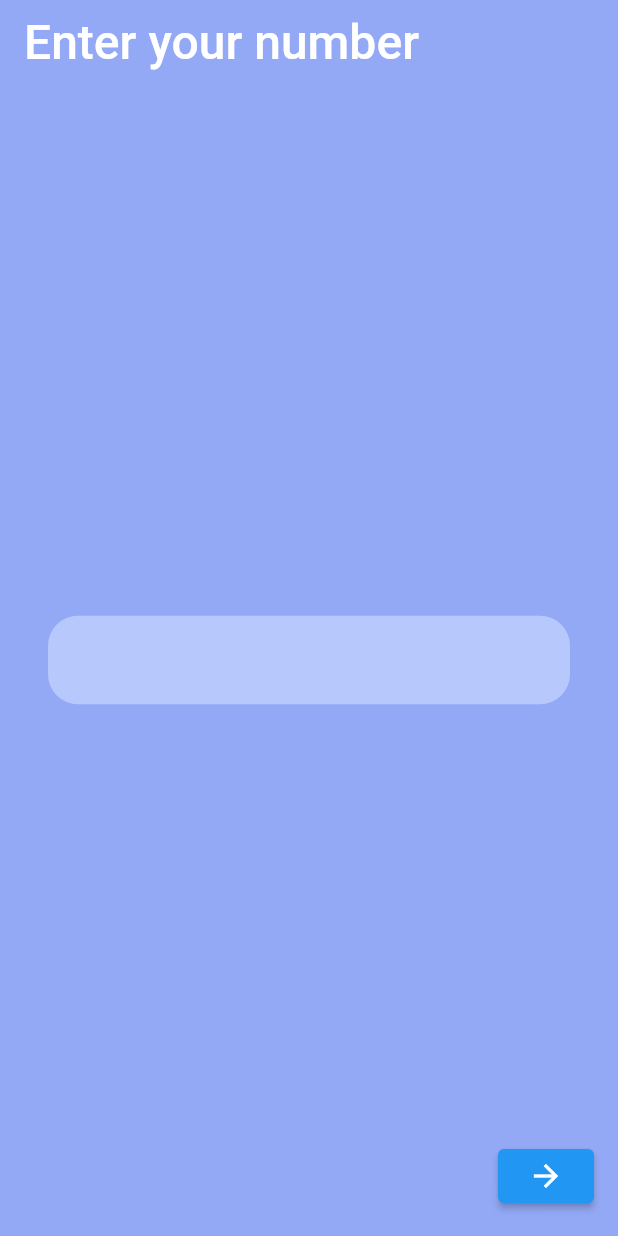
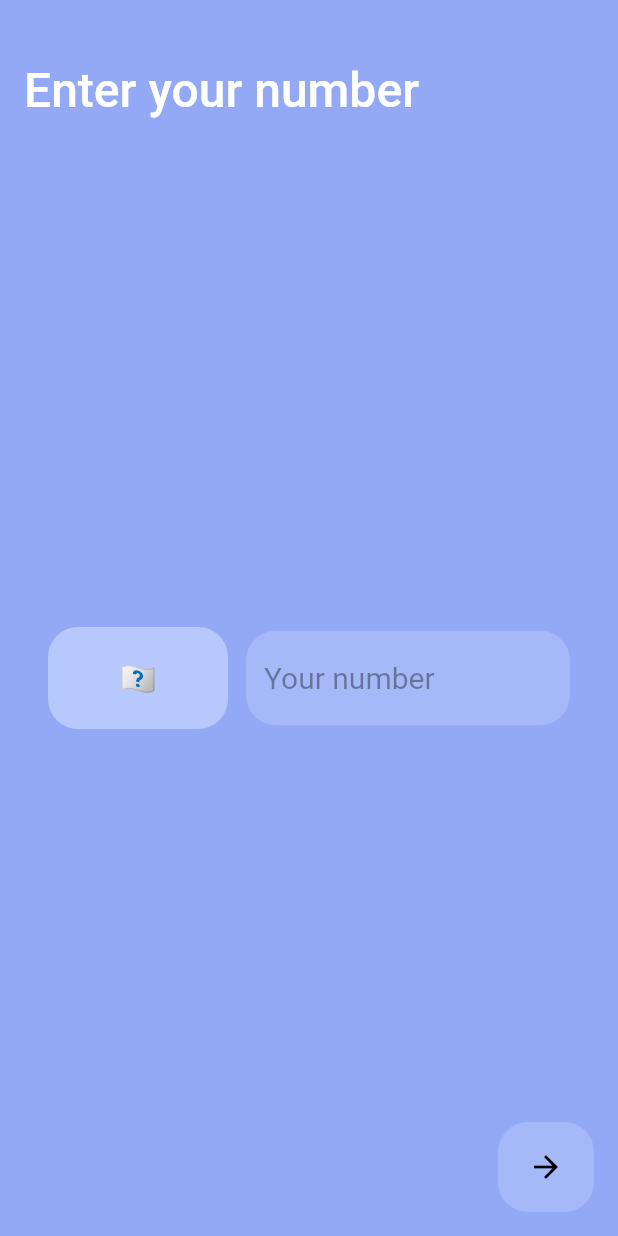
Before and after one commit to Horned-Nonsense/tt_phone_field, a Flutter app: the screen it shows after launch, on a phone screen of 412 x 824 dp. Run offline on Flutter 3.47's test engine with Material 2 defaults, Android fonts, the phone set to English and light mode, and no system bars.

Commit message:
Main UI, phone number formatter

```diff
--- a/lib/main_page/main_page.dart
+++ /dev/null
@@ -1,56 +0,0 @@
-import 'package:flutter/material.dart';
-import 'package:tt_phone_field/phone_number_field/phone_number_text_field.dart';
-
-class MainPage extends StatefulWidget {
-  const MainPage({super.key});
-
-  @override
-  State<MainPage> createState() => _MainPageState();
-}
-
-class _MainPageState extends State<MainPage> {
-  final _bacgroundColor = const Color(0xff93a9f5);
-  final _fillColor = const Color(0xffb7c8fd);
-
-  @override
-  Widget build(BuildContext context) {
-    return GestureDetector(
-      onTap: () => FocusManager.instance.primaryFocus?.unfocus(),
-      child: Scaffold(
-        backgroundColor: _bacgroundColor,
-        appBar: AppBar(
-          title: const Text(
-            'Enter your number',
-            style: TextStyle(fontSize: 32),
-          ),
-          backgroundColor: _bacgroundColor,
-          elevation: 0,
-        ),
-        body: Column(
-          mainAxisAlignment: MainAxisAlignment.center,
-          children: <Widget>[
-            Padding(
-              padding: const EdgeInsetsDirectional.all(32),
-              child: _buildPhoneField(),
-            ),
-          ],
-        ),
-        floatingActionButton: ElevatedButton(
-          onPressed: () {},
-          child: const Icon(Icons.arrow_forward),
-        ),
-      ),
-    );
-  }
-
-  Widget _buildPhoneField() {
-    return Row(
-      mainAxisSize: MainAxisSize.min,
-      children: const [
-        Expanded(
-          child: PhoneNumberTextField(),
-        ),
-      ],
-    );
-  }
-}
--- /dev/null
+++ b/lib/pages/main_page/main_page.dart
@@ -0,0 +1,152 @@
+import 'package:flutter/material.dart';
+import 'package:flutter/services.dart';
+import 'package:tt_phone_field/theme/app_colors.dart';
+import 'package:tt_phone_field/theme/app_text_styles.dart';
+
+import '../../models/country.dart';
+import '../../views/fields/app_field/app_text_field.dart';
+import '../../views/fields/app_field/phone_number_formatter.dart';
+import '../../views/sheets/country_list_bottom_sheet.dart';
+
+class MainPage extends StatefulWidget {
+  const MainPage({super.key});
+
+  @override
+  State<MainPage> createState() => _MainPageState();
+}
+
+class _MainPageState extends State<MainPage> {
+  Country _selectedCountry = Country.worldWide;
+  String _phoneNumber = '';
+  final _controller = TextEditingController();
+
+  bool isMobileNumberValid(String phoneNumber) {
+    String regexPattern = r'^[(][1-9]{2,3,4}[) ][0-9]{3}[0-9]{4}$';
+    RegExp regExp = RegExp(regexPattern);
+
+    if (phoneNumber.isEmpty) {
+      return false;
+    } else if (regExp.hasMatch(phoneNumber)) {
+      return true;
+    }
+    return false;
+  }
+
+  @override
+  Widget build(BuildContext context) {
+    return GestureDetector(
+      onTap: () => FocusManager.instance.primaryFocus?.unfocus(),
+      child: Scaffold(
+        backgroundColor: AppColors.mainColor,
+        appBar: AppBar(
+          toolbarHeight: 80,
+          title: const Padding(
+            padding: EdgeInsets.only(top: 40),
+            child: Text(
+              'Enter your number',
+              style: AppTextStyles.mainTextStyle,
+            ),
+          ),
+          backgroundColor: AppColors.mainColor,
+          elevation: 0,
+        ),
+        body: _buildBody(),
+        floatingActionButton: _buildForwardButton(),
+      ),
+    );
+  }
+
+  Widget _buildBody() {
+    return Column(
+      mainAxisAlignment: MainAxisAlignment.center,
+      children: [
+        Padding(
+          padding: const EdgeInsetsDirectional.all(32),
+          child: _buildPhoneNumberField(),
+        ),
+      ],
+    );
+  }
+
+  Widget _buildPhoneNumberField() {
+    return Row(
+      mainAxisSize: MainAxisSize.min,
+      children: [
+        _buildCountrySelectedButton(),
+        const SizedBox(width: 12),
+        Expanded(
+          child: AppTextField(
+            controller: _controller,
+            onChanged: (text) {
+              setState(() {
+                _phoneNumber = text;
+              });
+            },
+            hintText: 'Your number',
+            inputFormatters: [
+              FilteringTextInputFormatter.digitsOnly,
+              PhoneNumberFormatter(_selectedCountry.example.length),
+            ],
+            keyboardType: TextInputType.number,
+            enabled: _selectedCountry != Country.worldWide,
+          ),
+        ),
+      ],
+    );
+  }
+
+  Widget _buildCountrySelectedButton() {
+    return OutlinedButton(
+      onPressed: () {
+        showCountryListBottomSheet(
+          context: context,
+          onSelect: (Country country) {
+            setState(() {
+              _selectedCountry = country;
+              _controller.text = '';
+            });
+          },
+        );
+      },
+      style: OutlinedButton.styleFrom(
+        backgroundColor: AppColors.secondaryColor,
+        side: BorderSide.none,
+        shape: const RoundedRectangleBorder(
+          borderRadius: BorderRadius.all(Radius.circular(20)),
+        ),
+        fixedSize: const Size(120, 68),
+      ),
+      child: Text(
+        _selectedCountry == Country.worldWide
+            ? _selectedCountry.flagEmoji
+            : '${_selectedCountry.flagEmoji.toUpperCase()} +${_selectedCountry.phoneCode}',
+        style: AppTextStyles.secondaryTextStyle,
+      ),
+    );
+  }
+
+  Widget _buildForwardButton() {
+    //'+4' - is the number of additional symbols
+    //in phone number format: (, ), -, ' '
+    bool enabledButton =
+        _phoneNumber.length == _selectedCountry.example.length + 4;
+
+    return OutlinedButton(
+      onPressed: enabledButton ? () {} : null,
+      style: OutlinedButton.styleFrom(
+        backgroundColor: enabledButton
+            ? AppColors.secondaryColor
+            : AppColors.secondaryColor.withOpacity(0.5),
+        side: BorderSide.none,
+        shape: const RoundedRectangleBorder(
+          borderRadius: BorderRadius.all(Radius.circular(20)),
+        ),
+        fixedSize: const Size.square(60),
+      ),
+      child: const Icon(
+        Icons.arrow_forward,
+        color: Colors.black,
+      ),
+    );
+  }
+}
--- a/lib/phone_field_app.dart
+++ b/lib/phone_field_app.dart
@@ -1,11 +1,10 @@
 import 'package:flutter/material.dart';
 
-import 'main_page/main_page.dart';
+import 'pages/main_page/main_page.dart';
 
 class PhoneFieldApp extends StatelessWidget {
   const PhoneFieldApp({super.key});
 
-  // This widget is the root of your application.
   @override
   Widget build(BuildContext context) {
     return const MaterialApp(
--- a/lib/phone_number_field/phone_number_text_field.dart
+++ /dev/null
@@ -1,35 +0,0 @@
-import 'package:flutter/material.dart';
-import 'package:flutter/services.dart';
-
-import 'phone_number_formatter.dart';
-
-class PhoneNumberTextField extends StatefulWidget {
-  const PhoneNumberTextField({super.key});
-
-  @override
-  State<PhoneNumberTextField> createState() => _PhoneNumberTextFieldState();
-}
-
-class _PhoneNumberTextFieldState extends State<PhoneNumberTextField> {
-  final TextEditingController _controller = TextEditingController();
-
-  @override
-  Widget build(BuildContext context) {
-    return TextField(
-      controller: _controller,
-      keyboardType: TextInputType.number,
-      inputFormatters: [
-        FilteringTextInputFormatter.allow(RegExp(r'[0-9]')),
-        PhoneNumberFormatter(),
-      ],
-      decoration: InputDecoration(
-        filled: true,
-        fillColor: const Color(0xffb7c8fd),
-        border: OutlineInputBorder(
-          borderSide: BorderSide.none,
-          borderRadius: BorderRadius.circular(20),
-        ),
-      ),
-    );
-  }
-}
--- a/lib/theme/app_text_styles.dart
+++ b/lib/theme/app_text_styles.dart
@@ -1,7 +1,18 @@
 import 'package:flutter/material.dart';
 
 class AppTextStyles {
-  static const mainTextStyle = TextStyle(fontSize: 32);
+  static const mainTextStyle = TextStyle(
+    fontSize: 32,
+    color: Colors.white,
+  );
 
-  static const secondaryTextStyle = TextStyle(fontSize: 20);
+  static const secondaryTextStyle = TextStyle(
+    fontSize: 20,
+    color: Colors.black,
+  );
+
+  static const countryNameTextStyle = TextStyle(
+    fontSize: 20,
+    color: Colors.white,
+  );
 }
--- /dev/null
+++ b/lib/views/fields/app_field/app_text_field.dart
@@ -0,0 +1,54 @@
+import 'package:flutter/material.dart';
+import 'package:flutter/services.dart';
+import 'package:tt_phone_field/theme/app_colors.dart';
+import 'package:tt_phone_field/theme/app_text_styles.dart';
+
+class AppTextField extends StatefulWidget {
+  final Function(String)? onChanged;
+  final String hintText;
+  final List<TextInputFormatter>? inputFormatters;
+  final TextInputType? keyboardType;
+  final bool enabled;
+  final Widget? prefixIcon;
+  final TextEditingController? controller;
+
+  const AppTextField({
+    super.key,
+    required this.hintText,
+    this.controller,
+    this.onChanged,
+    this.inputFormatters,
+    this.keyboardType,
+    this.enabled = true,
+    this.prefixIcon,
+  });
+
+  @override
+  State<AppTextField> createState() => _AppTextFieldState();
+}
+
+class _AppTextFieldState extends State<AppTextField> {
+  @override
+  Widget build(BuildContext context) {
+    return TextField(
+      controller: widget.controller,
+      enabled: widget.enabled,
+      keyboardType: widget.keyboardType,
+      inputFormatters: widget.inputFormatters,
+      onChanged: widget.onChanged,
+      style: AppTextStyles.secondaryTextStyle,
+      decoration: InputDecoration(
+        prefixIcon: widget.prefixIcon,
+        hintText: widget.hintText,
+        filled: true,
+        fillColor: widget.enabled
+            ? AppColors.secondaryColor
+            : AppColors.secondaryColor.withOpacity(0.5),
+        border: OutlineInputBorder(
+          borderSide: BorderSide.none,
+          borderRadius: BorderRadius.circular(20),
+        ),
+      ),
+    );
+  }
+}
```
Also changed, not shown: lib/phone_number_field/phone_number_formatter.dart (deleted, +0 -30 lines), lib/views/fields/app_field/phone_number_formatter.dart (added, +35 -0 lines), lib/views/list_views/country_list_view.dart (added, +167 -0 lines).
